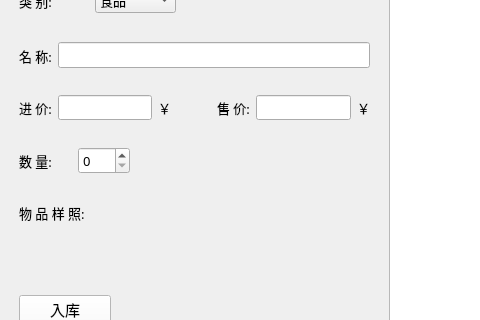
Above: _APL/MainForm/mallmanagemainform.ui from QmGohinn/mallmanage before the change; both pictures show x 0 to 480 and y 156 to 476 of the 1030 by 570 pixel window. Below: the same form after it.
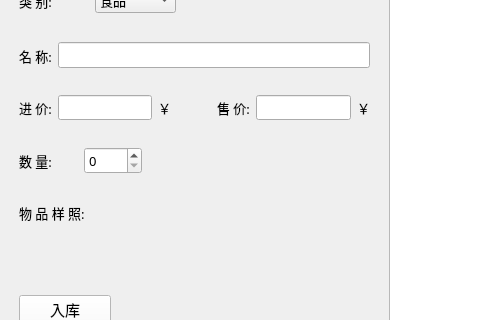
That is the form after the change. The open tabs and pages were chosen to show the change.

The edit to the form file:
```diff
--- a/_APL/MainForm/mallmanagemainform.ui
+++ b/_APL/MainForm/mallmanagemainform.ui
@@ -399,7 +399,7 @@
          <rect>
           <x>10</x>
           <y>200</y>
-          <width>111</width>
+          <width>123</width>
           <height>31</height>
          </rect>
         </property>
@@ -412,7 +412,11 @@
           </widget>
          </item>
          <item>
-          <widget class="QSpinBox" name="spinBox"/>
+          <widget class="QSpinBox" name="spinBox">
+           <property name="maximum">
+            <number>9999</number>
+           </property>
+          </widget>
          </item>
         </layout>
        </widget>
```
Left out of the diff: 8 changed lines with no effect on the pictures.
